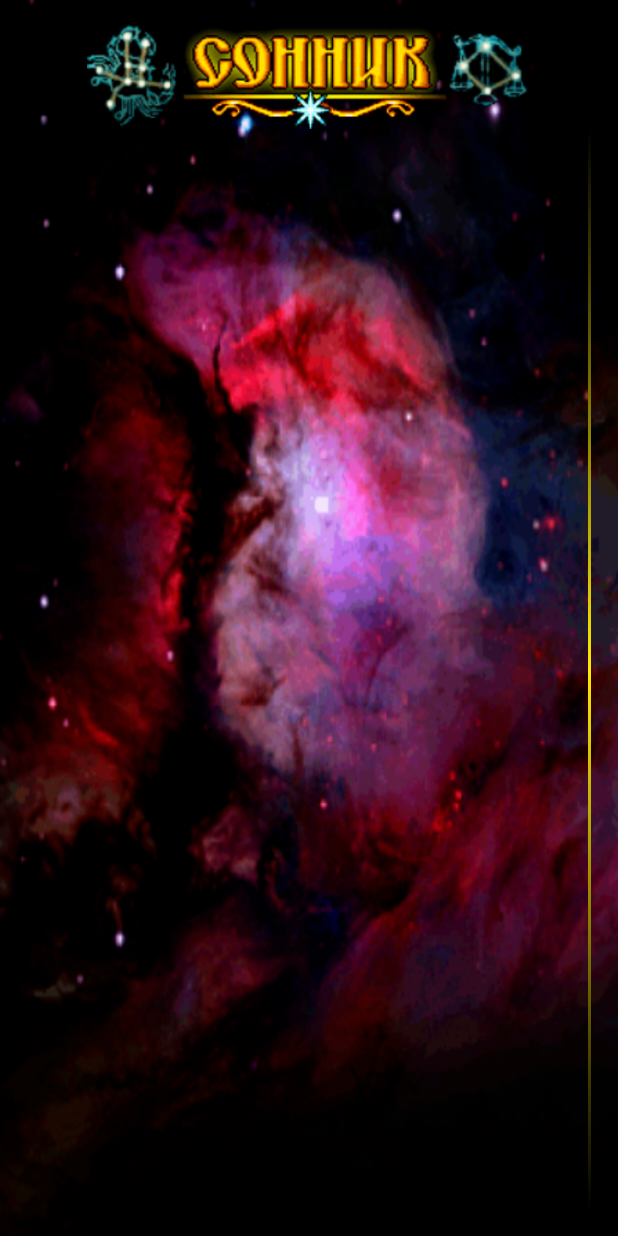
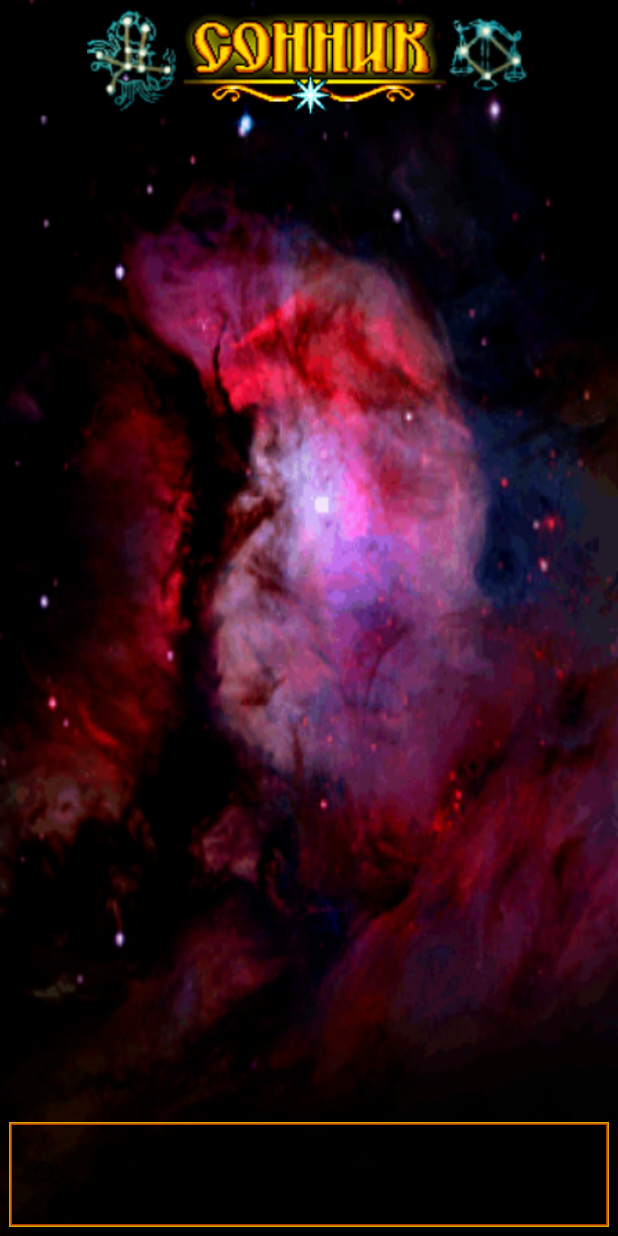
Before and after one commit to olegdoncovg/BookOfDream, an Android app: the layout main_menu.xml on its own in the app's theme, with its tools: preview values and no code run, on a phone screen of 412 x 824 dp. Run offline under Robolectric (Android 15) with nearby library versions, the phone set to English and light mode, and no system bars.

Commit message:
add nine patch for search, add search to layout

```diff
--- a/BookOfDream/app/src/main/res/drawable/custom_thumb.xml
+++ b/BookOfDream/app/src/main/res/drawable/custom_thumb.xml
@@ -1,7 +1,10 @@
 <?xml version="1.0" encoding="utf-8"?>
-<bitmap
-    xmlns:android="http://schemas.android.com/apk/res/android"
-    android:src="@drawable/scroll_float"
-    android:gravity="fill"
-    >
-</bitmap>
+<shape xmlns:android="http://schemas.android.com/apk/res/android">
+    <gradient
+        android:angle="90"
+        android:centerColor="#FFFFEC00"
+        android:endColor="#FF000000"
+        android:startColor="#FF000000">
+        <size android:width="2dp" />
+    </gradient>
+</shape>
--- a/BookOfDream/app/src/main/res/layout/main_menu.xml
+++ b/BookOfDream/app/src/main/res/layout/main_menu.xml
@@ -12,16 +12,6 @@
     android:paddingTop="@dimen/activity_vertical_margin"
     tools:context="com.example.oleg.bookofdream.MainActivity">
 
-    <ImageView
-        android:id="@+id/menu_bg"
-        android:layout_width="wrap_content"
-        android:layout_height="70dp"
-        android:layout_alignParentEnd="true"
-        android:layout_alignParentStart="true"
-        android:layout_alignParentTop="true"
-        android:scaleType="centerInside"
-        app:srcCompat="@drawable/name" />
-
 
     <com.example.oleg.bookofdream.AnimatedView
         android:id="@+id/menu_animated_bg"
@@ -30,13 +20,24 @@
         android:layout_alignParentTop="true"
         android:background="@android:color/transparent" />
 
+    <ImageView
+        android:id="@+id/menu_bg"
+        android:layout_width="match_parent"
+        android:layout_height="70dp"
+        android:layout_alignParentEnd="true"
+        android:layout_alignParentStart="true"
+        android:layout_alignParentTop="true"
+        android:scaleType="centerInside"
+        app:srcCompat="@drawable/name" />
+
     <ScrollView
         android:layout_width="match_parent"
         android:layout_height="match_parent"
         style="@style/stylled_scroll"
         android:scrollbarAlwaysDrawVerticalTrack="true"
         android:scrollbars="vertical"
-        android:layout_below="@+id/menu_bg">
+        android:layout_below="@+id/menu_bg"
+        android:layout_above="@+id/search_main_menu">
 
         <LinearLayout
             android:id="@+id/menu_base_list"
@@ -48,4 +49,34 @@
         </LinearLayout>
     </ScrollView>
 
+    <SearchView
+        android:layout_width="match_parent"
+        android:layout_height="70dp"
+        android:layout_alignParentBottom="true"
+        android:id="@+id/search_main_menu"
+        android:background="@drawable/search_bg">
+
+        <!--<ImageView-->
+            <!--android:id="@+id/imageView2"-->
+            <!--android:layout_width="match_parent"-->
+            <!--android:layout_height="70dp"-->
+            <!--android:layout_alignParentEnd="true"-->
+            <!--android:layout_alignParentStart="true"-->
+            <!--android:layout_alignParentTop="true"-->
+            <!--android:scaleType="centerInside"-->
+            <!--app:srcCompat="@drawable/arrow_left"-->
+            <!--android:layout_weight="1" />-->
+
+        <!--<ImageView-->
+            <!--android:id="@+id/imageView"-->
+            <!--android:layout_width="match_parent"-->
+            <!--android:layout_height="70dp"-->
+            <!--android:layout_alignParentEnd="true"-->
+            <!--android:layout_alignParentStart="true"-->
+            <!--android:layout_alignParentTop="true"-->
+            <!--android:scaleType="centerInside"-->
+            <!--app:srcCompat="@drawable/arrw_right"-->
+            <!--android:layout_weight="1" />-->
+    </SearchView>
+
 </RelativeLayout>
--- a/BookOfDream/app/src/main/res/values/dimens.xml
+++ b/BookOfDream/app/src/main/res/values/dimens.xml
@@ -1,5 +1,5 @@
 <resources>
     <!-- Default screen margins, per the Android Design guidelines. -->
-    <dimen name="activity_horizontal_margin">16dp</dimen>
-    <dimen name="activity_vertical_margin">16dp</dimen>
+    <dimen name="activity_horizontal_margin">6dp</dimen>
+    <dimen name="activity_vertical_margin">6dp</dimen>
 </resources>
--- a/BookOfDream/app/src/main/res/values/styles.xml
+++ b/BookOfDream/app/src/main/res/values/styles.xml
@@ -20,13 +20,13 @@
     </style>
 
     <style name="stylled_scroll">
-        <item name="android:scrollbarAlwaysDrawVerticalTrack">true</item>
-        <item name="android:scrollbarTrackVertical">@drawable/custom_track</item>
+        <!--<item name="android:scrollbarAlwaysDrawVerticalTrack">true</item>-->
+        <!--<item name="android:scrollbarTrackVertical">@drawable/custom_track</item>-->
         <item name="android:scrollbarThumbVertical">@drawable/custom_thumb</item>
         <item name="android:scrollbarStyle">outsideOverlay</item>
         <item name="android:scrollbarSize">2dp</item>
         <item name="android:scrollbars">vertical</item>
-        <item name="android:fadeScrollbars">false</item>
+        <!--<item name="android:fadeScrollbars">false</item>-->
     </style>
 
 
```
Also changed, not shown: BookOfDream/app/src/main/res/drawable/search.png (added), BookOfDream/app/src/main/res/drawable/search_bg.9.png (added), 1 other file.
